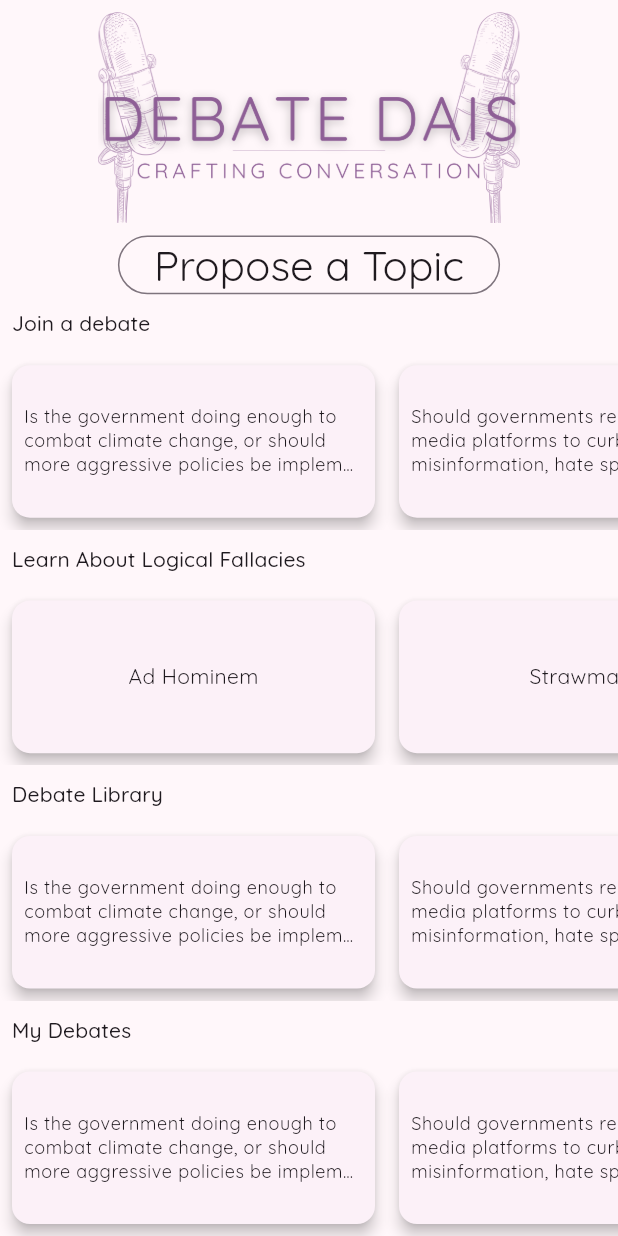
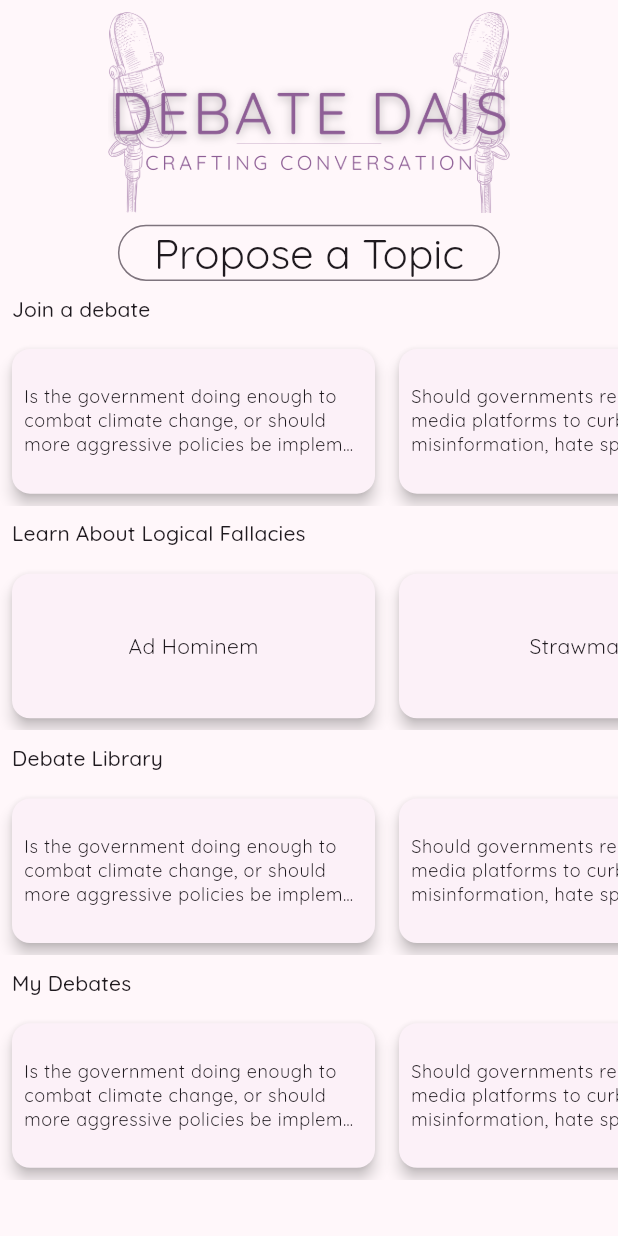
Before and after one commit to Hayley-Smith/debate_dais_prod, a Flutter app: the screen it shows after launch, on a phone screen of 412 x 824 dp. Run offline on Flutter 3.47's test engine with Material 3 defaults, Android fonts, the phone set to English and light mode, and no system bars; our stand-ins replace firebase_core, google_fonts; accounts and stored records are empty.

Commit message:
small change

```diff
--- a/lib/UI/homepage.dart
+++ b/lib/UI/homepage.dart
@@ -82,6 +82,10 @@ class _MyHomePageState extends State<MyHomePage> {
             Expanded(
               flex: 3,
               child: buildThesisStatements(),
+            ),
+              Expanded(
+              flex: 1,
+              child: buildTitleRow(" "),
             ),
 
           ],
```
